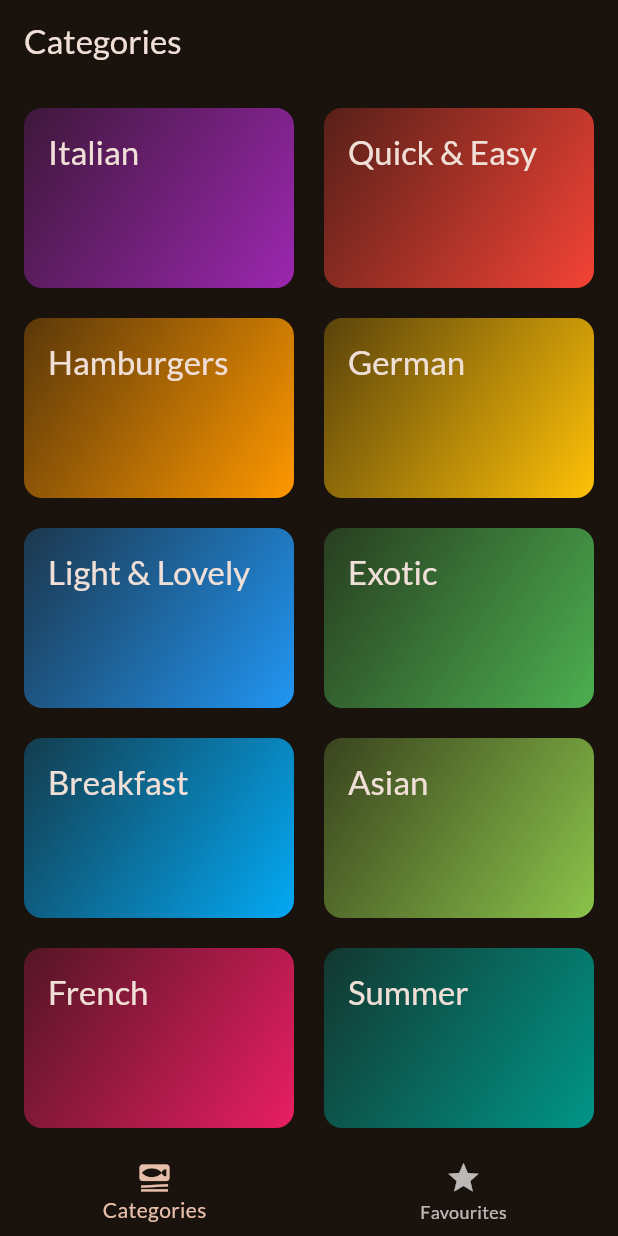
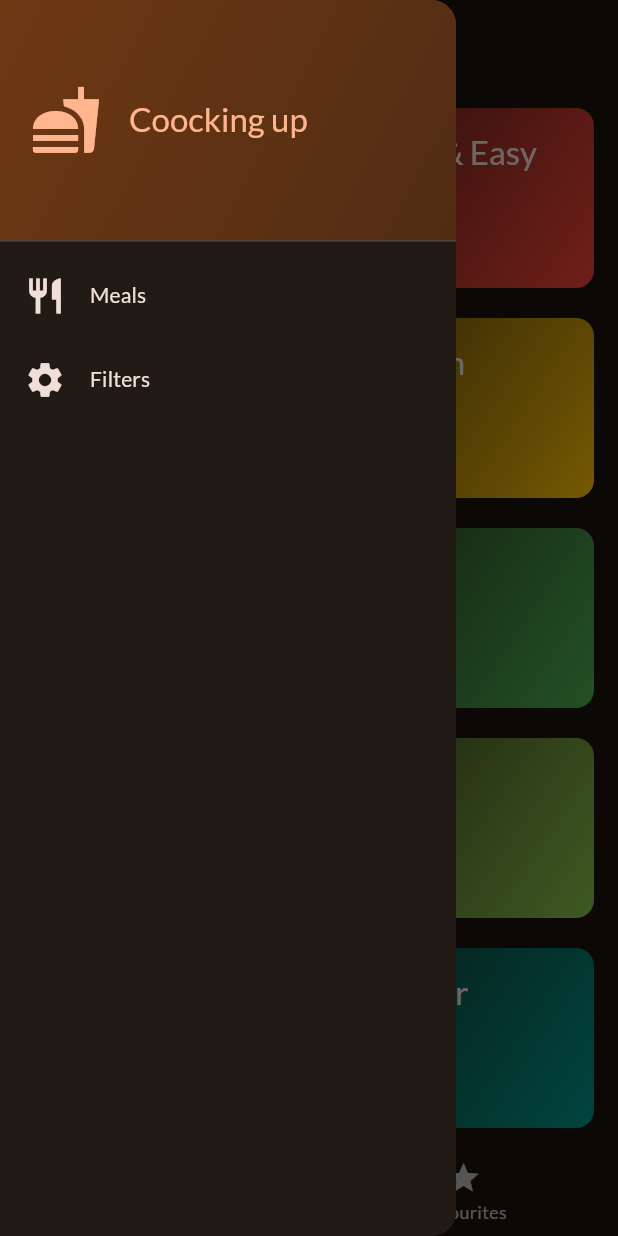
Before and after one commit to alejandroYanezPumpun/MealsApp-Dart, a Flutter app: the screen it shows after launch, with the side drawer open (before the commit the screen has no drawer), on a phone screen of 412 x 824 dp. Run offline on Flutter 3.47's test engine with Material 3 defaults, Android fonts, the phone set to English and light mode, and no system bars; our stand-ins replace google_fonts, transparent_image.

```diff
--- a/meals_app/lib/screens/tabs_screen.dart
+++ b/meals_app/lib/screens/tabs_screen.dart
@@ -1,7 +1,9 @@
 import 'package:flutter/material.dart';
 import 'package:meals_app/models/meal.dart';
 import 'package:meals_app/screens/categories_screens.dart';
+import 'package:meals_app/screens/filters_screen.dart';
 import 'package:meals_app/screens/meals_screen.dart';
+import 'package:meals_app/widgets/main_drawer.dart';
 
 class TabsScreen extends StatefulWidget {
   const TabsScreen({super.key});
@@ -16,9 +18,9 @@ class _TabsScreenState extends State<TabsScreen> {
 
   void _showInfoMessage(String message) {
     ScaffoldMessenger.of(context).clearSnackBars();
-    ScaffoldMessenger.of(context).showSnackBar(
-      SnackBar(content: Text(message)),
-    );
+    ScaffoldMessenger.of(
+      context,
+    ).showSnackBar(SnackBar(content: Text(message)));
   }
 
   void _toggleMealFavourite(Meal meal) {
@@ -43,6 +45,16 @@ class _TabsScreenState extends State<TabsScreen> {
     });
   }
 
+  void _setScreen(String identifier) async {
+    Navigator.of(context).pop();
+    if (identifier == 'Filters') {
+      final result = await Navigator.of(
+        context,
+      ).push(MaterialPageRoute(builder: (ctx) => const FiltersScreen()));
+
+    }
+  }
+
   @override
   Widget build(BuildContext context) {
     Widget activePage = CategoriesScreen(
@@ -61,6 +73,7 @@ class _TabsScreenState extends State<TabsScreen> {
     }
     return Scaffold(
       appBar: AppBar(title: Text(activePageTitle)),
+      drawer: MainDrawer(onSelectScreen: _setScreen),
       body: activePage,
       bottomNavigationBar: BottomNavigationBar(
         onTap: (index) {
@@ -72,10 +85,7 @@ class _TabsScreenState extends State<TabsScreen> {
             icon: Icon(Icons.set_meal),
             label: 'Categories',
           ),
-          BottomNavigationBarItem(
-            icon: Icon(Icons.star),
-            label: 'Favourites'
-          ),
+          BottomNavigationBarItem(icon: Icon(Icons.star), label: 'Favourites'),
         ],
       ),
     );
--- /dev/null
+++ b/meals_app/lib/widgets/main_drawer.dart
@@ -0,0 +1,76 @@
+import 'package:flutter/material.dart';
+
+class MainDrawer extends StatelessWidget {
+  const MainDrawer({super.key, required this.onSelectScreen});
+
+  final void Function(String identifier) onSelectScreen;
+
+  @override
+  Widget build(BuildContext context) {
+    return Drawer(
+      child: Column(
+        children: [
+          DrawerHeader(
+            padding: EdgeInsets.all(20),
+            decoration: BoxDecoration(
+              gradient: LinearGradient(
+                colors: [
+                  Theme.of(context).colorScheme.primaryContainer,
+                  Theme.of(
+                    context,
+                  ).colorScheme.primaryContainer.withAlpha((0.6 * 255).toInt()),
+                ],
+                begin: Alignment.topLeft,
+                end: Alignment.bottomRight,
+              ),
+            ),
+            child: Row(
+              children: [
+                Icon(
+                  Icons.fastfood,
+                  size: 48,
+                  color: Theme.of(context).colorScheme.primary,
+                ),
+                SizedBox(width: 18),
+                Text(
+                  'Coocking up',
+                  style: Theme.of(context).textTheme.titleLarge!.copyWith(
+                    color: Theme.of(context).colorScheme.primary,
+                  ),
+                ),
+              ],
+            ),
+          ),
+          ListTile(
+            leading: Icon(
+              Icons.restaurant,
+              size:28,
+              color: Theme.of(context).colorScheme.onSurface,
+            ),
+            title: Text(
+              'Meals',
+              style: Theme.of(context).textTheme.titleSmall!.copyWith(
+                    color: Theme.of(context).colorScheme.onSurface,
+            ),
+            ),
+            onTap: () {onSelectScreen('Meals');},
+          ),
+          ListTile(
+            leading: Icon(
+              Icons.settings,
+              size:28,
+              color: Theme.of(context).colorScheme.onSurface,
+            ),
+            title: Text(
+              'Filters',
+              style: Theme.of(context).textTheme.titleSmall!.copyWith(
+                    color: Theme.of(context).colorScheme.onSurface,
+            ),
+            ),
+            onTap: () {onSelectScreen('Filters');},
+          )
+        ],
+      ),
+    );
+  }
+}
```
Also changed, not shown: meals_app/lib/screens/filters_screen.dart (added, +54 -0 lines), meals_app/lib/widgets/switch_list_tile_filter.dart (added, +47 -0 lines).
